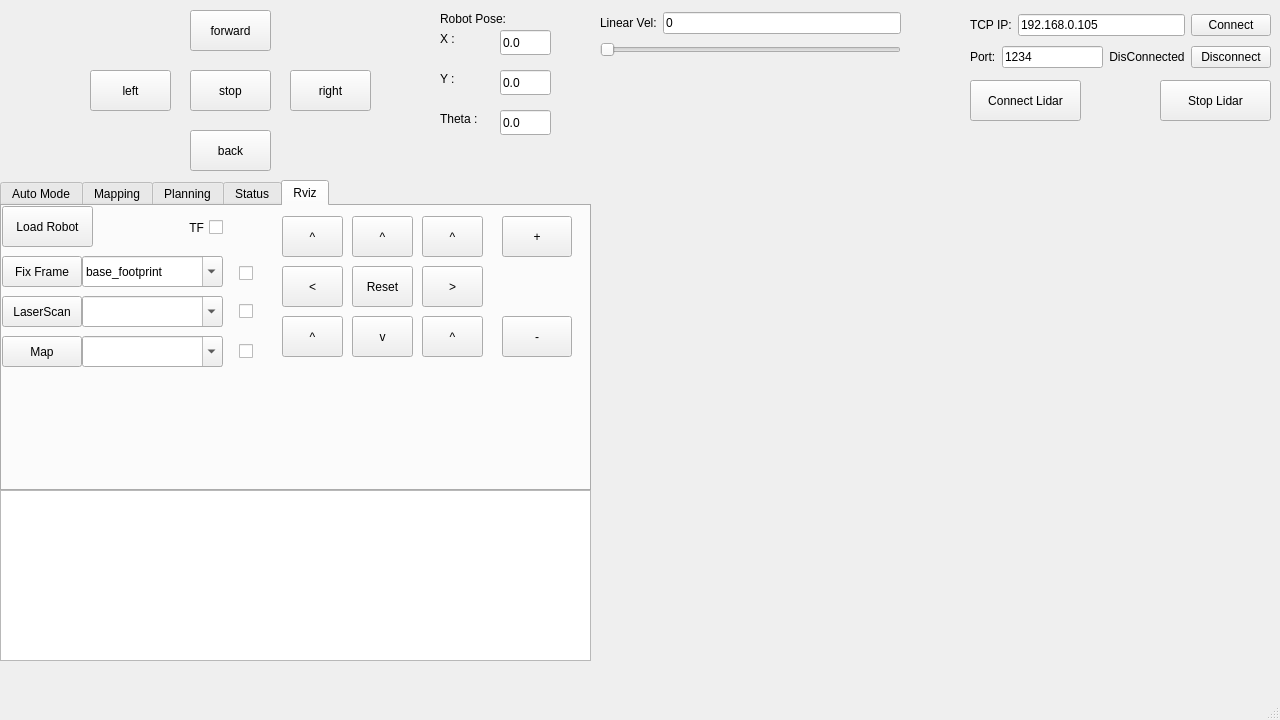
Before: the Qt Designer form QTApp/robot_gui/mainwindow.ui in hungmanh150602/robot_hokuyo, drawn with Qt 5.
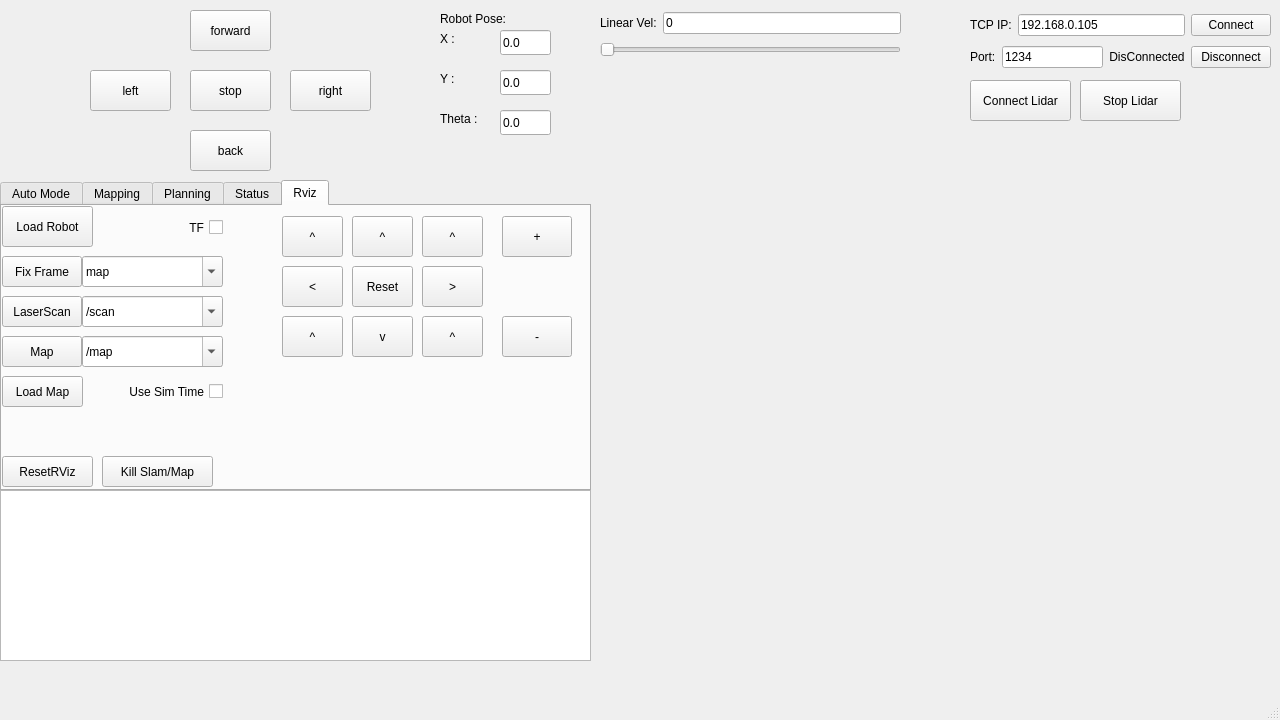
After: the same form once the commit is applied.

What changed in the file:
```diff
--- a/QTApp/robot_gui/mainwindow.ui
+++ b/QTApp/robot_gui/mainwindow.ui
@@ -189,24 +189,11 @@
        <string>Slam ToolBox</string>
       </property>
      </widget>
-     <widget class="QPushButton" name="btn_StopSlam">
-      <property name="geometry">
-       <rect>
-        <x>10</x>
-        <y>70</y>
-        <width>101</width>
-        <height>51</height>
-       </rect>
-      </property>
-      <property name="text">
-       <string>Stop Slam</string>
-      </property>
-     </widget>
      <widget class="QPushButton" name="btn_SaveMap">
       <property name="geometry">
        <rect>
-        <x>10</x>
-        <y>130</y>
+        <x>120</x>
+        <y>10</y>
         <width>101</width>
         <height>51</height>
        </rect>
@@ -360,7 +347,7 @@
         <string>^</string>
        </property>
       </widget>
-      <widget class="QPushButton" name="btnRvizReset">
+      <widget class="QPushButton" name="btnRvizResetView">
        <property name="geometry">
         <rect>
          <x>70</x>
@@ -430,7 +417,7 @@
       <property name="title">
        <string/>
       </property>
-      <widget class="QPushButton" name="pushButton_5">
+      <widget class="QPushButton" name="btn_FixFrame">
        <property name="geometry">
         <rect>
          <x>0</x>
@@ -457,7 +444,7 @@
        </property>
        <item>
         <property name="text">
-         <string>base_footprint</string>
+         <string>map</string>
         </property>
        </item>
       </widget>
@@ -504,6 +491,11 @@
        <property name="editable">
         <bool>true</bool>
        </property>
+       <item>
+        <property name="text">
+         <string>/scan</string>
+        </property>
+       </item>
       </widget>
      </widget>
      <widget class="QGroupBox" name="groupBox_4">
@@ -548,6 +540,11 @@
        <property name="editable">
         <bool>true</bool>
        </property>
+       <item>
+        <property name="text">
+         <string>/map</string>
+        </property>
+       </item>
       </widget>
      </widget>
      <widget class="QCheckBox" name="checkBox_TF">
@@ -566,34 +563,38 @@
        <string>TF</string>
       </property>
      </widget>
-     <widget class="QCheckBox" name="checkBox_FixFrame">
+     <widget class="QPushButton" name="btnRvizReset">
       <property name="geometry">
        <rect>
-        <x>220</x>
-        <y>52</y>
-        <width>31</width>
+        <x>0</x>
+        <y>250</y>
+        <width>91</width>
         <height>31</height>
        </rect>
       </property>
-      <property name="tabletTracking">
-       <bool>false</bool>
+      <property name="text">
+       <string>ResetRViz</string>
       </property>
-      <property name="layoutDirection">
-       <enum>Qt::RightToLeft</enum>
+     </widget>
+     <widget class="QPushButton" name="btn_LoadMap">
+      <property name="geometry">
+       <rect>
+        <x>0</x>
+        <y>170</y>
+        <width>81</width>
+        <height>31</height>
+       </rect>
       </property>
       <property name="text">
-       <string/>
+       <string>Load Map</string>
       </property>
-      <property name="tristate">
-       <bool>false</bool>
-      </property>
      </widget>
-     <widget class="QCheckBox" name="checkBox_Laser">
+     <widget class="QCheckBox" name="checkBox_UseSimTime">
       <property name="geometry">
        <rect>
-        <x>220</x>
-        <y>90</y>
-        <width>31</width>
+        <x>100</x>
+        <y>170</y>
+        <width>121</width>
         <height>31</height>
        </rect>
       </property>
@@ -601,23 +602,20 @@
        <enum>Qt::RightToLeft</enum>
       </property>
       <property name="text">
-       <string/>
+       <string>Use Sim Time</string>
       </property>
      </widget>
-     <widget class="QCheckBox" name="checkBox_Map">
+     <widget class="QPushButton" name="btn_StopSlam">
       <property name="geometry">
        <rect>
-        <x>220</x>
-        <y>130</y>
-        <width>31</width>
+        <x>100</x>
+        <y>250</y>
+        <width>111</width>
         <height>31</height>
        </rect>
       </property>
-      <property name="layoutDirection">
-       <enum>Qt::RightToLeft</enum>
-      </property>
       <property name="text">
-       <string/>
+       <string>Kill Slam/Map</string>
       </property>
      </widget>
     </widget>
@@ -857,7 +855,7 @@
      <rect>
       <x>970</x>
       <y>80</y>
-      <width>111</width>
+      <width>101</width>
       <height>41</height>
      </rect>
     </property>
@@ -883,9 +881,9 @@
    <widget class="QPushButton" name="btnStop_lidar">
     <property name="geometry">
      <rect>
-      <x>1160</x>
+      <x>1080</x>
       <y>80</y>
-      <width>111</width>
+      <width>101</width>
       <height>41</height>
      </rect>
     </property>
```
